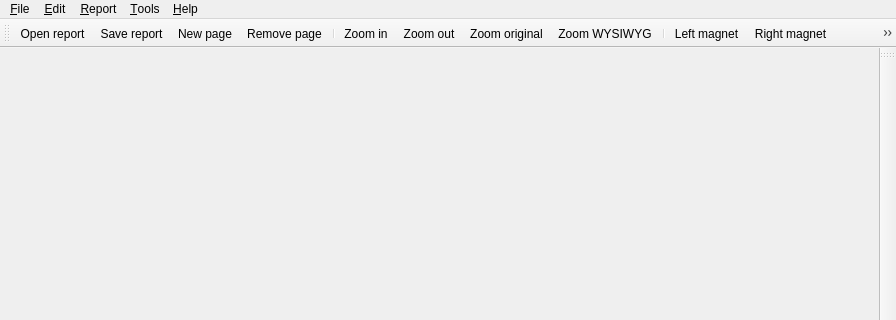
Before: the Qt Designer form apps/designer/mainwindow.ui in shujaatak/exaro, drawn with Qt 5; both pictures show x 0 to 896 and y 0 to 320 of the 896 by 478 pixel window.
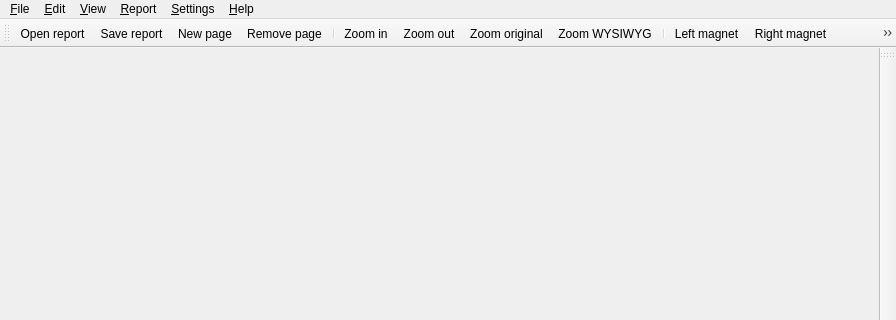
After: the same form once the commit is applied. Icons and pictures are not drawn.

```diff
--- a/apps/designer/mainwindow.ui
+++ b/apps/designer/mainwindow.ui
@@ -22,18 +22,18 @@
     <height>16</height>
    </size>
   </property>
-  <widget class="QWidget" name="centralwidget" />
-  <widget class="QMenuBar" name="menubar" >
-   <property name="geometry" >
+  <widget class="QWidget" name="centralwidget"/>
+  <widget class="QMenuBar" name="menubar">
+   <property name="geometry">
     <rect>
      <x>0</x>
      <y>0</y>
      <width>896</width>
-     <height>31</height>
+     <height>29</height>
     </rect>
    </property>
-   <widget class="QMenu" name="menu_File" >
-    <property name="title" >
+   <widget class="QMenu" name="menu_File">
+    <property name="title">
      <string>&amp;File</string>
     </property>
     <widget class="QMenu" name="menuOpen_last_temlate" >
@@ -57,8 +57,8 @@
     <addaction name="separator" />
     <addaction name="actionExit" />
    </widget>
-   <widget class="QMenu" name="menuReport" >
-    <property name="title" >
+   <widget class="QMenu" name="menuReport">
+    <property name="title">
      <string>&amp;Report</string>
     </property>
     <addaction name="actionNew_page" />
@@ -71,8 +71,8 @@
     <addaction name="actionExecute" />
     <addaction name="separator" />
    </widget>
-   <widget class="QMenu" name="menuEdit" >
-    <property name="title" >
+   <widget class="QMenu" name="menuEdit">
+    <property name="title">
      <string>&amp;Edit</string>
     </property>
     <addaction name="actionUndo" />
@@ -98,23 +98,46 @@
     <addaction name="actionVertical_magnet" />
     <addaction name="actionHorizontal_magnet" />
    </widget>
-   <widget class="QMenu" name="menuTools" >
-    <property name="title" >
-     <string>&amp;Tools</string>
+   <widget class="QMenu" name="menuTools">
+    <property name="title">
+     <string>&amp;Settings</string>
     </property>
     <addaction name="actionOptions" />
    </widget>
-   <widget class="QMenu" name="menu_Help" >
-    <property name="title" >
+   <widget class="QMenu" name="menu_Help">
+    <property name="title">
      <string>&amp;Help</string>
     </property>
     <addaction name="action_About_eXaro" />
    </widget>
-   <addaction name="menu_File" />
-   <addaction name="menuEdit" />
-   <addaction name="menuReport" />
-   <addaction name="menuTools" />
-   <addaction name="menu_Help" />
+   <widget class="QMenu" name="menuView">
+    <property name="title">
+     <string>&amp;View</string>
+    </property>
+    <widget class="QMenu" name="menuToolbars">
+     <property name="title">
+      <string>Toolbars</string>
+     </property>
+    </widget>
+    <widget class="QMenu" name="menuToolboxes">
+     <property name="title">
+      <string>Toolboxes</string>
+     </property>
+    </widget>
+    <addaction name="actionZoom_in"/>
+    <addaction name="actionZoom_out"/>
+    <addaction name="actionZoom_WYSIWYG"/>
+    <addaction name="actionZoom_original"/>
+    <addaction name="separator"/>
+    <addaction name="menuToolboxes"/>
+    <addaction name="menuToolbars"/>
+   </widget>
+   <addaction name="menu_File"/>
+   <addaction name="menuEdit"/>
+   <addaction name="menuView"/>
+   <addaction name="menuReport"/>
+   <addaction name="menuTools"/>
+   <addaction name="menu_Help"/>
   </widget>
   <widget class="QStatusBar" name="statusbar" />
   <widget class="QToolBar" name="toolBar" >
```
Left out of the diff: 471 changed lines with no effect on the pictures.
